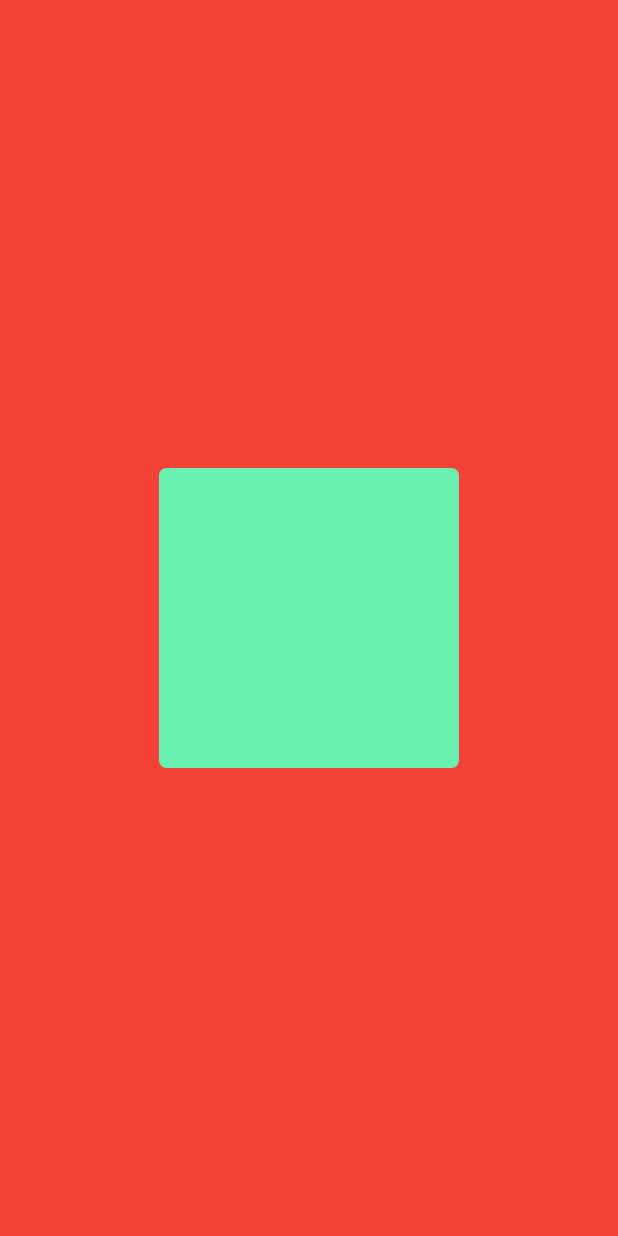
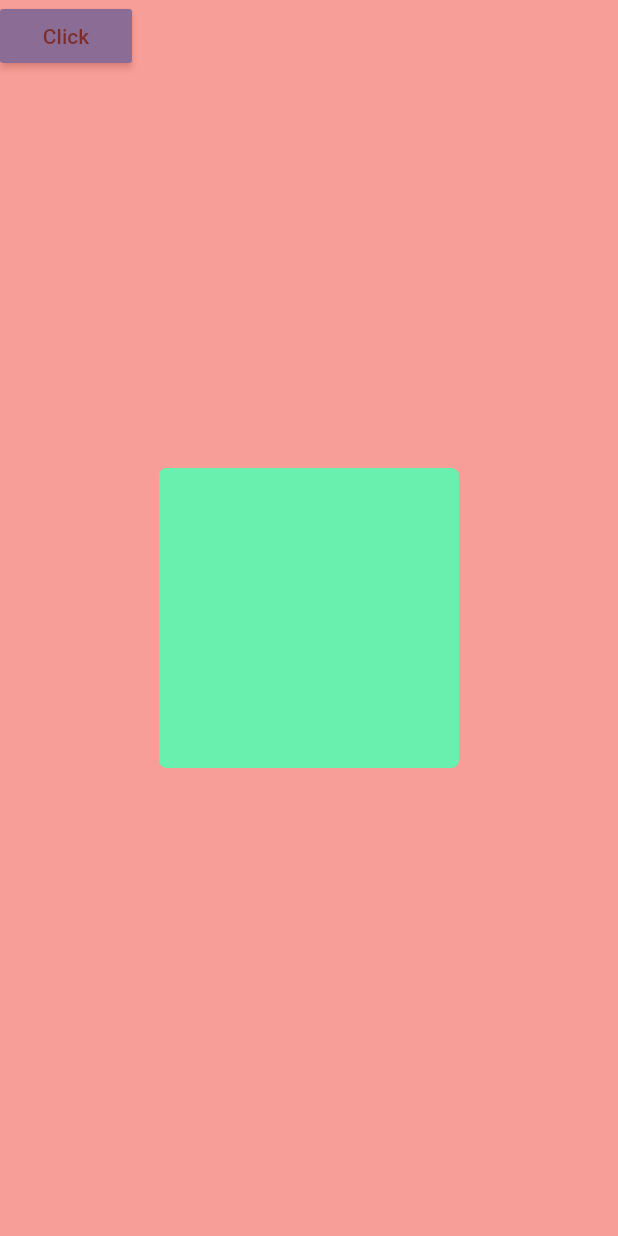
Before and after one commit to nirav4273/flutter-pageroutebuilder-issue, a Flutter app: the screen it shows after launch, after a tap on "Click", on a phone screen of 412 x 824 dp. Run offline on Flutter 3.47's test engine with Material 2 defaults, Android fonts, the phone set to English and light mode, and no system bars.

Commit message:
CHange color

```diff
--- a/lib/main.dart
+++ b/lib/main.dart
@@ -19,15 +19,14 @@ class HomePage extends StatelessWidget{
   Widget build(BuildContext context) {
     // TODO: implement build
     return Scaffold(
-      body: Center(
-          child: RaisedButton(
+      body:SafeArea(child: RaisedButton(
           child: Text("Click"),
           color: Colors.blue,
           onPressed: (){
             Navigator.of(context).push(PageRouteBuilder(
                 opaque: false,
                 barrierDismissible: true,
-                    barrierColor: Colors.red,
+                barrierColor: Colors.red[500].withOpacity(0.5),
                 pageBuilder: (context,_,__){
                   return Center(
                       child: Container(
@@ -42,8 +41,7 @@ class HomePage extends StatelessWidget{
                 }
             ));
           }
-          )
-      ),
+      ))
     );
   }
 }
```
Lines whose indentation alone changed are shown as unchanged.
